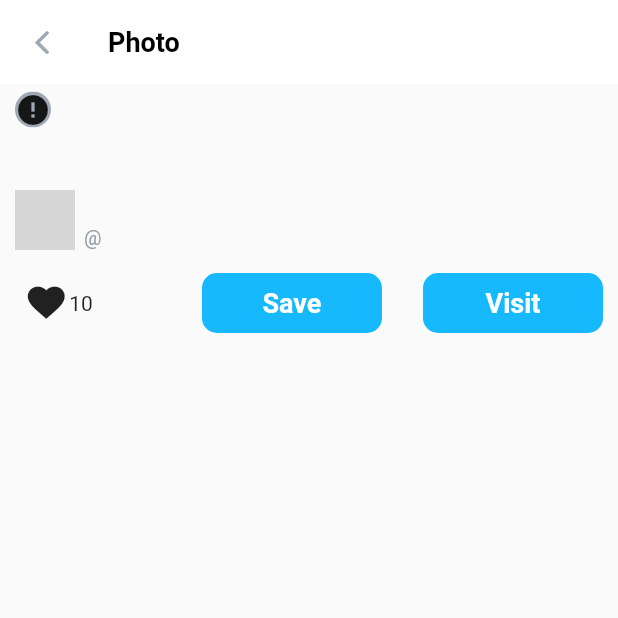
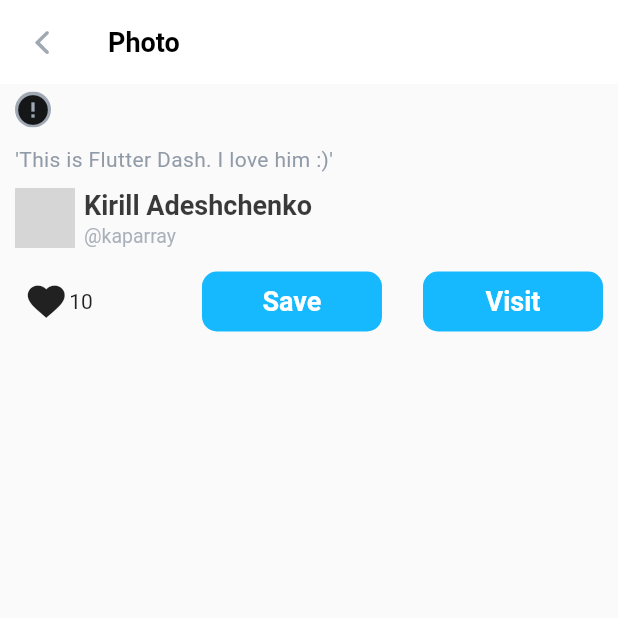
Before and after one commit to alllll/skill_branch_flutter, a Flutter app: the Feed screen opened directly, after a tap on the "error" icon, on a phone screen of 412 x 824 dp, the top half of it. Run offline on Flutter 3.47's test engine with Material 2 defaults, Android fonts, the phone set to English and light mode, and no system bars; drawn by our look-alikes of cached_network_image; network calls fail; grey boxes are pictures that could not be loaded.

Commit message:
hometask4

```diff
--- a/lib/app.dart
+++ b/lib/app.dart
@@ -1,4 +1,5 @@
 import 'package:FlutterGalleryApp/screens/feed_screen.dart';
+import 'package:FlutterGalleryApp/screens/home.dart';
 import 'package:FlutterGalleryApp/screens/photo_screen.dart';
 import 'package:flutter/material.dart';
 
@@ -12,6 +13,6 @@ class MyApp extends StatelessWidget {
           primarySwatch: Colors.blue,
           visualDensity: VisualDensity.adaptivePlatformDensity,
         ),
-        home: Feed());
+        home: Home());
   }
 }
--- a/lib/res/app_icons.dart
+++ b/lib/res/app_icons.dart
@@ -11,8 +11,7 @@
 ///      fonts:
 ///       - asset: fonts/AppIcons.ttf
 ///
-///
-///
+
 import 'package:flutter/widgets.dart';
 
 class AppIcons {
@@ -23,4 +22,5 @@ class AppIcons {
 
   static const IconData like_fill = IconData(0xe800, fontFamily: _kFontFam, fontPackage: _kFontPkg);
   static const IconData like = IconData(0xe801, fontFamily: _kFontFam, fontPackage: _kFontPkg);
+  static const IconData home = IconData(0xe802, fontFamily: _kFontFam, fontPackage: _kFontPkg);
 }
--- a/lib/screens/feed_screen.dart
+++ b/lib/screens/feed_screen.dart
@@ -22,7 +22,7 @@ class _FeedState extends State<Feed> {
             itemCount: 10,
             itemBuilder: (BuildContext context, int index) {
               return Column(children: <Widget>[
-                _buildItem(),
+                _buildItem(index.toString()),
                 Divider(
                   thickness: 2,
                   color: AppColors.mercury,
@@ -31,7 +31,7 @@ class _FeedState extends State<Feed> {
             }));
   }
 
-  Widget _buildItem() {
+  Widget _buildItem(String heroTag) {
     return Column(
       crossAxisAlignment: CrossAxisAlignment.start,
       children: <Widget>[
@@ -42,11 +42,23 @@ class _FeedState extends State<Feed> {
                 MaterialPageRoute(
                     builder: (context) => FullScreenImage(
                           photo: kFlutterDash,
+                          heroTag: heroTag,
+                          userName: "kaparray",
+                          name: "Kirill Adeshchenko",
+                          altDescription:
+                              "'This is Flutter Dash. I love him :)'",
                         )));
           },
+          child: Hero(
+            tag: heroTag,
+            child: Photo(
+              photoLink: kFlutterDash,
+            ),
+          ),
+          /*
           child: Photo(
             photoLink: kFlutterDash,
-          ),
+          ),*/
         ),
         _buildPhotoMeta(),
         Padding(
--- a/lib/screens/photo_screen.dart
+++ b/lib/screens/photo_screen.dart
@@ -5,12 +5,18 @@ import 'package:flutter/material.dart';
 
 class FullScreenImage extends StatefulWidget {
   FullScreenImage(
-      {this.altDescription, this.name, this.photo, this.userName, Key key})
+      {this.altDescription,
+      this.name,
+      this.photo,
+      this.userName,
+      Key key,
+      this.heroTag})
       : super(key: key);
   final String altDescription;
   final String userName;
   final String photo;
   final String name;
+  final String heroTag;
 
   @override
   State<StatefulWidget> createState() {
@@ -18,11 +24,15 @@ class FullScreenImage extends StatefulWidget {
   }
 }
 
-class _FullScreenImageState extends State<FullScreenImage> {
+class _FullScreenImageState extends State<FullScreenImage>
+    with TickerProviderStateMixin {
   String altDescription;
   String photo;
   String userName;
   String name;
+  String heroTag;
+  AnimationController _controller;
+
   @override
   void initState() {
     altDescription = widget.altDescription != null ? widget.altDescription : "";
@@ -31,6 +41,16 @@ class _FullScreenImageState extends State<FullScreenImage> {
         : "https://flutter.dev/assets/404/dash_nest-c64796b59b65042a2b40fae5764c13b7477a592db79eaf04c86298dcb75b78ea.png";
     userName = widget.userName != null ? widget.userName : "";
     name = widget.name != null ? widget.name : "";
+    heroTag = widget.heroTag != null ? widget.heroTag : "";
+    _controller = AnimationController(
+        vsync: this, duration: const Duration(milliseconds: 1500));
+    _controller.forward();
+  }
+
+  @override
+  void dispose() {
+    super.dispose();
+    _controller.dispose();
   }
 
   @override
@@ -47,8 +67,11 @@ class _FullScreenImageState extends State<FullScreenImage> {
       body: Column(
         crossAxisAlignment: CrossAxisAlignment.start,
         children: <Widget>[
-          Photo(
-            photoLink: photo,
+          Hero(
+            tag: heroTag,
+            child: Photo(
+              photoLink: photo,
+            ),
           ),
           Padding(
               padding: EdgeInsets.symmetric(horizontal: 10, vertical: 5),
@@ -58,7 +81,12 @@ class _FullScreenImageState extends State<FullScreenImage> {
                 style: AppStyles.h3,
                 overflow: TextOverflow.ellipsis,
               )),
-          _buildPhotoMeta(),
+          // _buildPhotoMeta(),
+          AnimationPhotoMeta(
+            controller: _controller.view,
+            userName: userName,
+            name: name,
+          ),
           Padding(
             padding: EdgeInsets.symmetric(horizontal: 10, vertical: 10),
             child: Row(
@@ -129,3 +157,63 @@ class _FullScreenImageState extends State<FullScreenImage> {
         ));
   }
 }
+
+class AnimationPhotoMeta extends StatelessWidget {
+  AnimationPhotoMeta({Key key, this.controller, this.userName, this.name})
+      : opacityUserAvatar = Tween<double>(begin: 0.0, end: 1.0).animate(
+            CurvedAnimation(
+                curve: Interval(0.0, 0.5, curve: Curves.ease),
+                parent: controller)),
+        opacityColumn = Tween<double>(begin: 0.0, end: 1.0).animate(
+            CurvedAnimation(
+                parent: controller,
+                curve: Interval(0.5, 1, curve: Curves.ease))),
+        super(key: key);
+
+  final Animation<double> controller;
+  final Animation<double> opacityUserAvatar;
+  final Animation<double> opacityColumn;
+  final String userName;
+  final String name;
+
+  Widget _buildAnimation(BuildContext context, Widget child) {
+    return Padding(
+        padding: EdgeInsets.symmetric(horizontal: 10, vertical: 5),
+        child: Row(
+          mainAxisAlignment: MainAxisAlignment.spaceBetween,
+          children: <Widget>[
+            Row(
+              children: <Widget>[
+                Opacity(
+                  opacity: opacityUserAvatar.value,
+                  child: UserAvatar(
+                      'https://skill-branch.ru/img/speakers/Adechenko.jpg'),
+                ),
+                SizedBox(width: 6),
+                Opacity(
+                  opacity: opacityColumn.value,
+                  child: Column(
+                    crossAxisAlignment: CrossAxisAlignment.start,
+                    mainAxisAlignment: MainAxisAlignment.spaceBetween,
+                    children: <Widget>[
+                      Text(name, style: AppStyles.h1Black),
+                      Text("@" + userName,
+                          style: AppStyles.h5Black
+                              .copyWith(color: AppColors.manatee))
+                    ],
+                  ),
+                )
+              ],
+            ),
+          ],
+        ));
+  }
+
+  @override
+  Widget build(BuildContext context) {
+    return AnimatedBuilder(
+      builder: _buildAnimation,
+      animation: controller,
+    );
+  }
+}
```
Also changed, not shown: lib/screens/home.dart (added, +185 -0 lines), assets/fonts/AppIcons.ttf.
